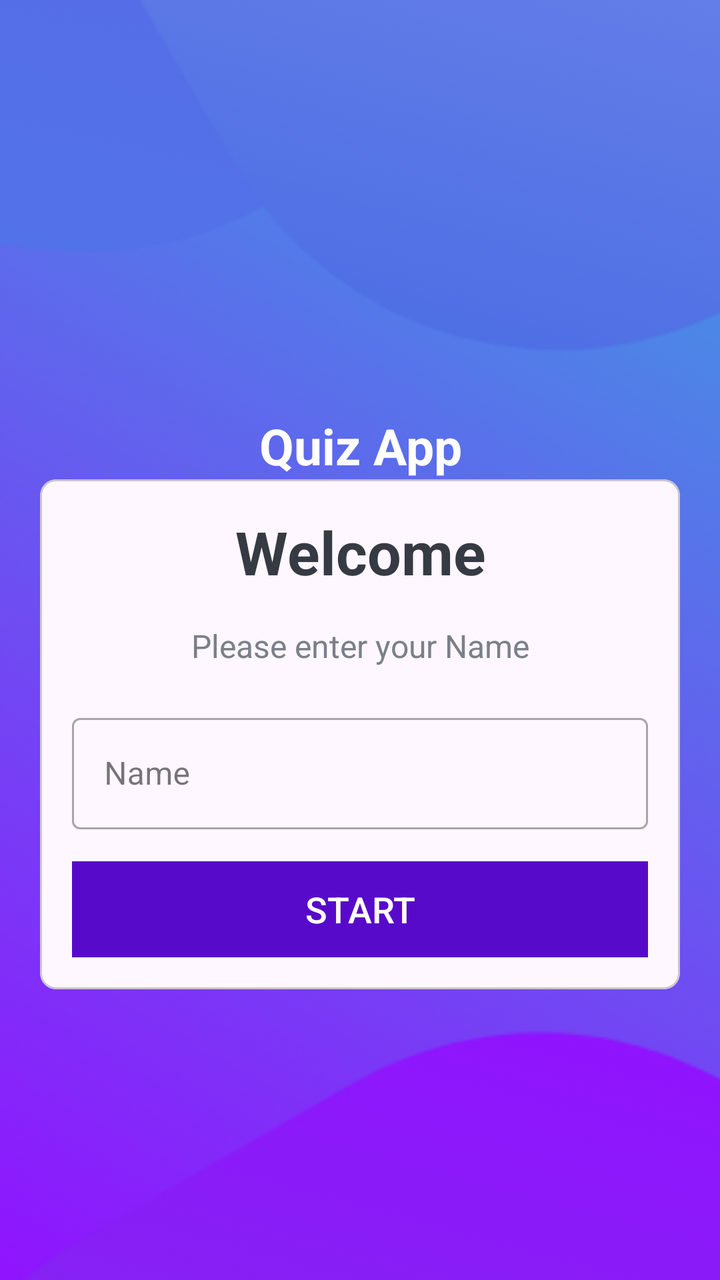
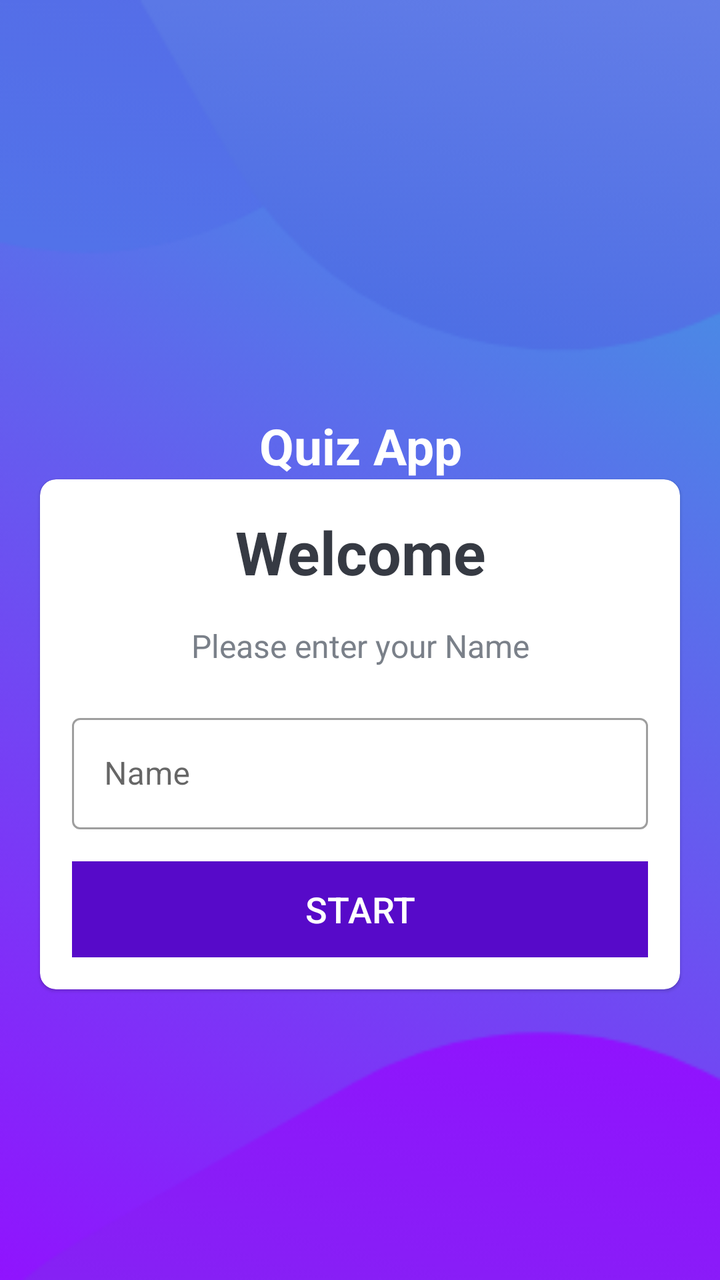

An Android layout rendered at two revisions. The XML below is the earlier revision; the diff shows what the commit changed to produce the second picture.
<!-- AndroidManifest.xml: application theme Theme.QuizApp -->
<!-- res/layout/activity_main.xml -->
<?xml version="1.0" encoding="utf-8"?>
<androidx.constraintlayout.widget.ConstraintLayout xmlns:android="http://schemas.android.com/apk/res/android"
    xmlns:app="http://schemas.android.com/apk/res-auto"
    xmlns:tools="http://schemas.android.com/tools"
    android:id="@+id/main"
    android:layout_width="match_parent"
    android:layout_height="match_parent"
    android:background="@drawable/ic_bg"
    tools:context=".MainActivity">

    <androidx.constraintlayout.widget.Guideline
        android:id="@+id/guidline"
        android:layout_width="wrap_content"
        android:layout_height="wrap_content"
        android:orientation="horizontal"
        app:layout_constraintGuide_begin="100pt"
        app:layout_constraintTop_toTopOf="parent" />

    <TextView
        android:id="@+id/tvAppName"
        android:layout_width="match_parent"
        android:layout_height="wrap_content"
        android:layout_marginBottom="30dp"
        android:gravity="center"
        android:text="@string/quiz_app"
        android:textColor="@color/white"
        android:textSize="@dimen/tf_sp"
        android:textStyle="bold"
        app:layout_constraintTop_toBottomOf="@id/guidline" />

    <com.google.android.material.card.MaterialCardView
        android:layout_width="match_parent"
        android:layout_height="wrap_content"
        android:layout_marginStart="@dimen/twenty_dp"
        android:layout_marginEnd="@dimen/twenty_dp"
        android:background="@color/white"
        android:elevation="5dp"
        app:cardCornerRadius="8dp"
        app:layout_constraintTop_toBottomOf="@id/tvAppName">

        <LinearLayout
            android:layout_width="match_parent"
            android:layout_height="wrap_content"
            android:layout_margin="@dimen/sxt_dp"
            android:orientation="vertical">

            <TextView
                android:id="@+id/tvTitle"
                android:layout_width="match_parent"
                android:layout_height="wrap_content"
                android:gravity="center"
                android:text="@string/welcome"
                android:textColor="@color/welcome"
                android:textSize="30sp"
                android:textStyle="bold" />

            <TextView
                android:id="@+id/tvDescription"
                android:layout_width="match_parent"
                android:layout_height="wrap_content"
                android:layout_marginTop="@dimen/sxt_dp"
                android:gravity="center"
                android:text="@string/name_label"
                android:textColor="@color/label"
                android:textSize="16sp" />

            <com.google.android.material.textfield.TextInputLayout
                android:id="@+id/tilName"
                style="@style/Widget.MaterialComponents.TextInputLayout.OutlinedBox"
                android:layout_width="match_parent"
                android:layout_height="wrap_content"
                android:layout_marginTop="@dimen/twenty_dp">

                <androidx.appcompat.widget.AppCompatEditText
                    android:id="@+id/etName"
                    android:layout_width="match_parent"
                    android:layout_height="wrap_content"
                    android:hint="@string/name_hint"
                    android:imeOptions="actionGo"
                    android:inputType="textCapWords"
                    android:textColor="@color/welcome"
                    android:textColorHint="@color/label" />
            </com.google.android.material.textfield.TextInputLayout>

            <Button
                android:layout_width="match_parent"
                android:layout_height="wrap_content"
                android:layout_marginTop="@dimen/sxt_dp"
                android:background="@color/purple_200"
                android:text="@string/start"
                android:textColor="@android:color/white"
                android:textSize="18sp" />
        </LinearLayout>
    </com.google.android.material.card.MaterialCardView>

</androidx.constraintlayout.widget.ConstraintLayout>
<!-- resources referenced by this layout -->
<resources>
  <color name="label">#7A8089</color>
  <color name="purple_200">#570AC9</color>
  <color name="welcome">#363A43</color>
  <color name="white">#FFFFFFFF</color>
  <dimen name="sxt_dp">16dp</dimen>
  <dimen name="tf_sp">25sp</dimen>
  <dimen name="twenty_dp">20dp</dimen>
  <!-- drawable ic_bg: png bitmap (drawable, 31234 bytes) -->
  <string name="name_hint">Name</string>
  <string name="name_label">Please enter your Name</string>
  <string name="quiz_app">Quiz App</string>
  <string name="start">START</string>
  <string name="welcome">Welcome</string>
  <style name="Theme.QuizApp" parent="Base.Theme.QuizApp" />
  <style name="Base.Theme.QuizApp" parent="Theme.Material3.DayNight.NoActionBar">
          
          
      </style>
</resources>

<!-- the commit's change to res/layout/activity_main.xml (unified diff, before → after) -->
@@ -83,6 +83,7 @@
             </com.google.android.material.textfield.TextInputLayout>
 
             <Button
+                android:id="@+id/btnStart"
                 android:layout_width="match_parent"
                 android:layout_height="wrap_content"
                 android:layout_marginTop="@dimen/sxt_dp"
<!-- resource entries referenced after the edit -->
@@ -13,10 +13,5 @@
   <string name="quiz_app">Quiz App</string>
   <string name="start">START</string>
   <string name="welcome">Welcome</string>
-  <style name="Theme.QuizApp" parent="Base.Theme.QuizApp" />
-  <style name="Base.Theme.QuizApp" parent="Theme.Material3.DayNight.NoActionBar">
-          
-          
-      </style>
 </resources>
 
